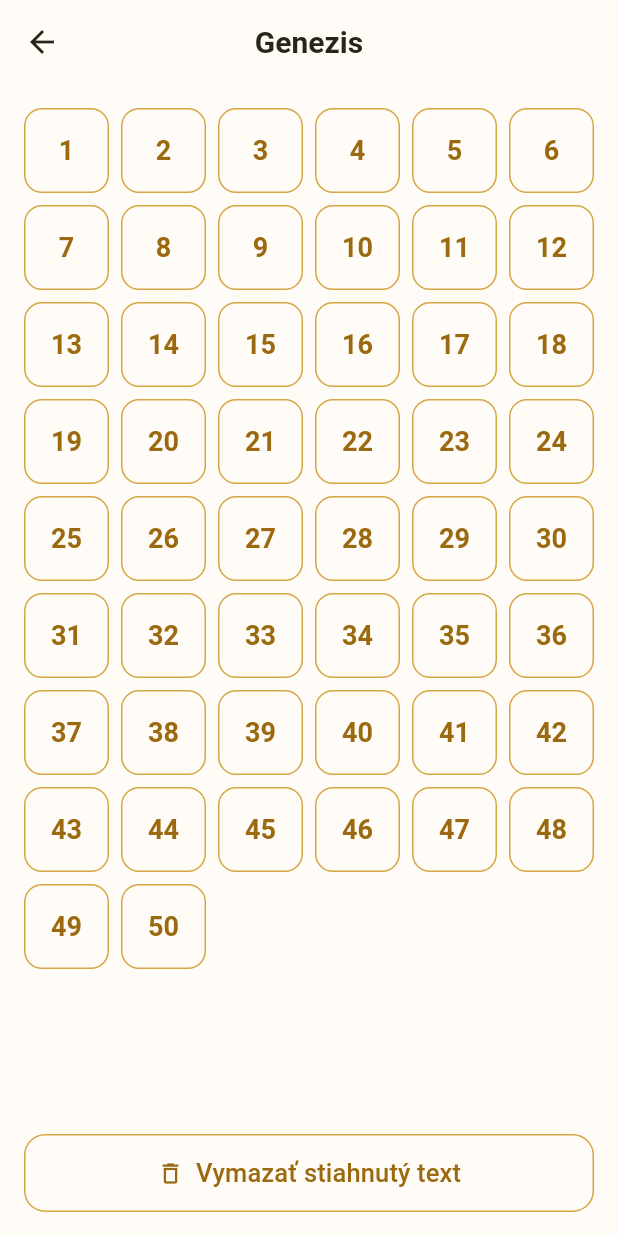
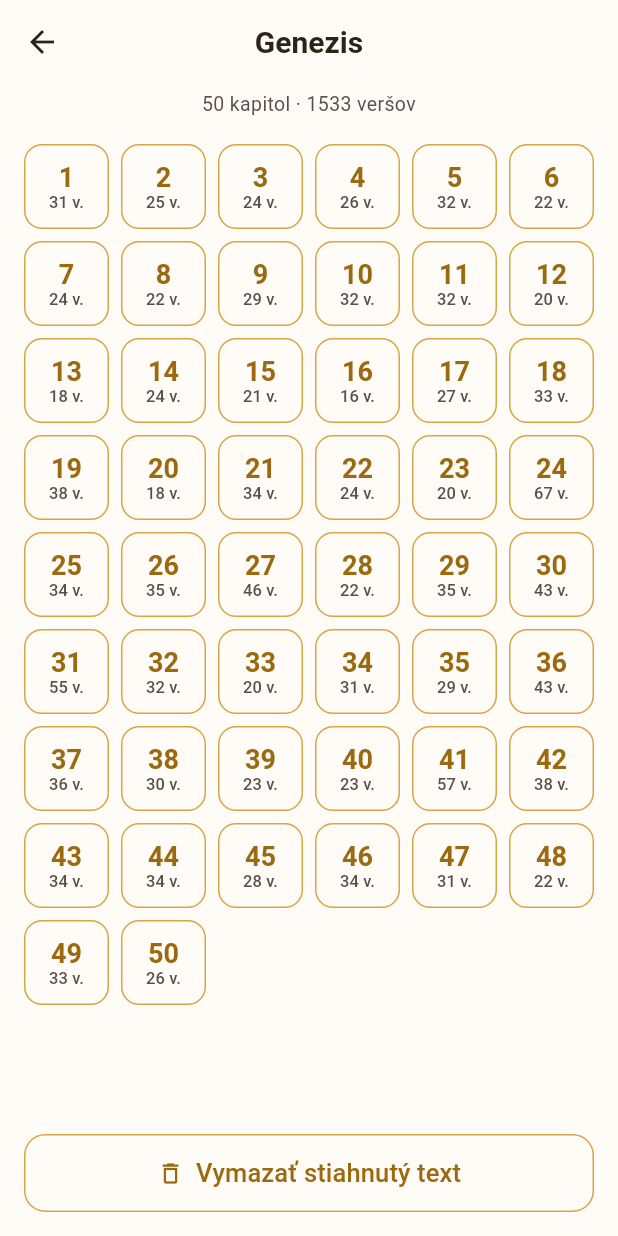
Before and after one commit to malymaros/bible_tracker, a Flutter app: the _BookChaptersScreen screen opened directly with sample values from the repository, on a phone screen of 412 x 824 dp. Run offline on Flutter 3.47's test engine with Material 3 defaults, Android fonts, the phone set to English and light mode, and no system bars; our stand-ins replace drift, drift_flutter, flutter_riverpod, go_router; accounts and stored records are empty; generated files the repository leaves out were written again.

Commit message:
Verse counts in the chapter grid and in the plan's reading rows
Each chapter cell shows its verse count under the number ("31 v.") and
the book has a chapter/verse total; plan rows show "31 veršov" before
the reader button. tool/ssv_download.dart fetches every SSV chapter for
offline checks of the verse data.

AppCard now puts a transparent Material inside its decoration: Flutter
3.44 asserts on a ListTile painted under a coloured DecoratedBox, which
failed the Bible screen tests.

Co-Authored-By: Claude Opus 5.5 <noreply@anthropic.com>

```diff
--- a/lib/core/constants/verse_counts.dart
+++ b/lib/core/constants/verse_counts.dart
@@ -306,3 +306,14 @@ int verseCountForChapter(String bookId, int chapterNumber) {
   );
   return counts[chapterNumber - 1];
 }
+
+/// Returns the total number of verses in [bookId].
+///
+/// Throws [StateError] if [bookId] has no entry in [kVerseCountsByBook].
+int verseCountForBook(String bookId) {
+  final counts = kVerseCountsByBook[bookId];
+  if (counts == null) {
+    throw StateError('No verse counts for bookId "$bookId".');
+  }
+  return counts.fold(0, (sum, c) => sum + c);
+}
--- /dev/null
+++ b/lib/core/utils/verse_count_format.dart
@@ -0,0 +1,10 @@
+/// Returns the Slovak plural form of "verš" for the given [count]
+/// (1 verš, 2–4 verše, 0 and 5+ veršov).
+String formatVerseCount(int count) {
+  if (count == 1) return '$count verš';
+  if (count >= 2 && count <= 4) return '$count verše';
+  return '$count veršov';
+}
+
+/// Short form for tight places such as the chapter grid ("31 v.").
+String formatVerseCountShort(int count) => '$count v.';
--- a/lib/features/bible/screens/biblia_screen.dart
+++ b/lib/features/bible/screens/biblia_screen.dart
@@ -1,4 +1,7 @@
 import 'package:bible_tracker/core/constants/bible_books.dart';
+import 'package:bible_tracker/core/constants/verse_counts.dart';
+import 'package:bible_tracker/core/utils/chapter_count_format.dart';
+import 'package:bible_tracker/core/utils/verse_count_format.dart';
 import 'package:bible_tracker/core/models/bible_book.dart';
 import 'package:bible_tracker/core/models/book_download_progress.dart';
 import 'package:bible_tracker/core/models/chapter_ref.dart';
@@ -108,6 +111,16 @@ class _BookChaptersScreen extends ConsumerWidget {
       body: Column(
         crossAxisAlignment: CrossAxisAlignment.stretch,
         children: [
+          Padding(
+            padding: const EdgeInsets.fromLTRB(16, 4, 16, 0),
+            child: Text(
+              '${formatChapterCount(book.chapterCount)} · '
+              '${formatVerseCount(verseCountForBook(book.id))}',
+              key: const Key('chapters-screen-summary'),
+              textAlign: TextAlign.center,
+              style: const TextStyle(fontSize: 13, color: AppColors.textMuted),
+            ),
+          ),
           Expanded(
             child: GridView.builder(
               padding: const EdgeInsets.fromLTRB(16, 16, 16, 0),
@@ -140,12 +153,30 @@ class _BookChaptersScreen extends ConsumerWidget {
                             ),
                           ),
                         ),
-                        child: Text(
-                          '$chapter',
-                          style: const TextStyle(
-                            fontSize: 18,
-                            fontWeight: FontWeight.w600,
-                          ),
+                        child: Column(
+                          mainAxisSize: MainAxisSize.min,
+                          children: [
+                            Text(
+                              '$chapter',
+                              style: const TextStyle(
+                                fontSize: 18,
+                                fontWeight: FontWeight.w600,
+                                height: 1.1,
+                              ),
+                            ),
+                            Text(
+                              formatVerseCountShort(
+                                verseCountForChapter(book.id, chapter),
+                              ),
+                              key: Key('chapter-verse-count-$chapter'),
+                              style: const TextStyle(
+                                fontSize: 11,
+                                fontWeight: FontWeight.w500,
+                                color: AppColors.textMuted,
+                                height: 1.1,
+                              ),
+                            ),
+                          ],
                         ),
                       ),
                     ),
```
Also changed, not shown: lib/features/plan/screens/plan_screen.dart (+10 -0 lines), lib/shared/widgets/app_ui.dart (+6 -1 lines), tool/ssv_download.dart (added, +48 -0 lines), 2 other files.
